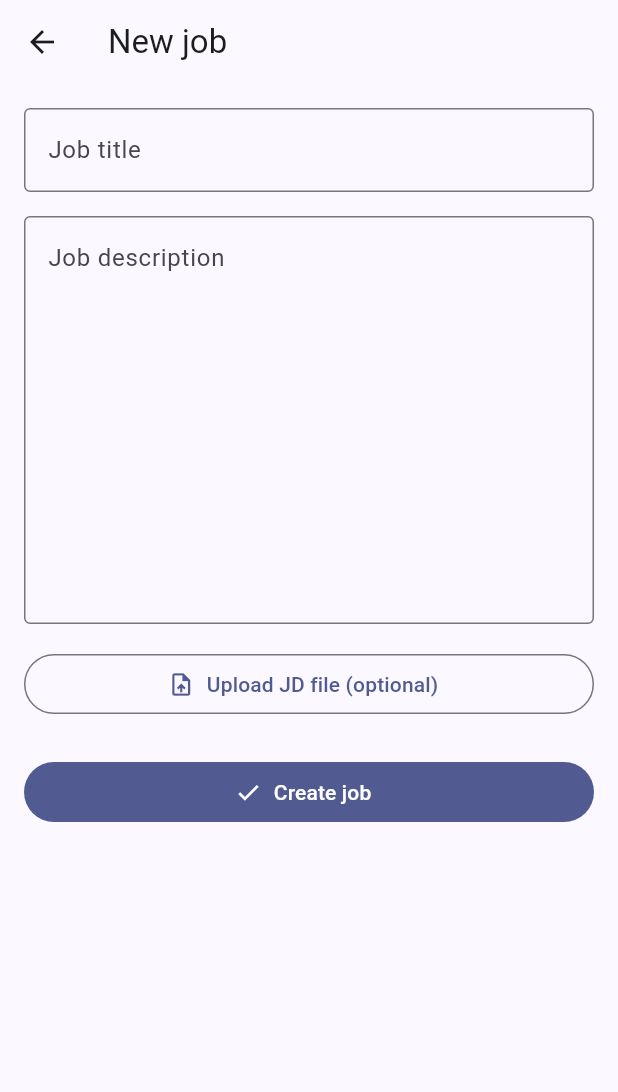
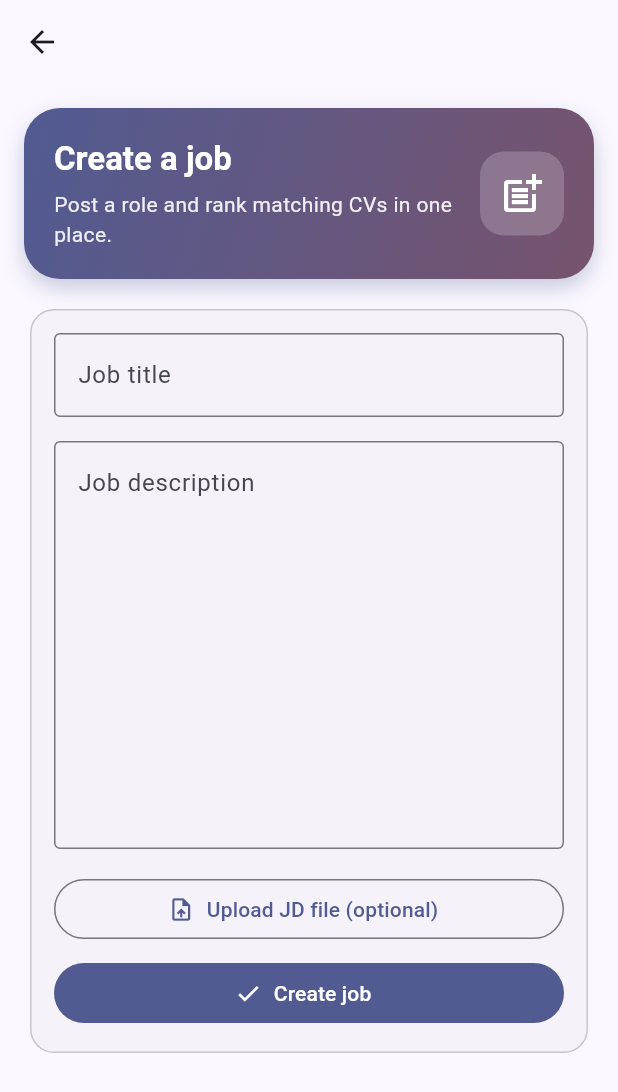
Before and after one commit to dikawardani24/recruitment-app, a Flutter app: the JobFormScreen screen opened by its route, on a phone screen of 412 x 824 dp. Shown: the top 1092 px of the screen. Run offline on Flutter 3.47's test engine with Material 3 defaults, Android fonts, the phone set to English and light mode, and no system bars; our stand-ins replace dio, file_picker, fl_chart, flutter_hooks, flutter_markdown, flutter_riverpod and 2 more; network calls fail.

Commit message:
feat: unify screen theming with gradient headers and cards

```diff
--- a/frontend/lib/screens/job_form_screen.dart
+++ b/frontend/lib/screens/job_form_screen.dart
@@ -6,6 +6,7 @@ import 'package:flutter_hooks/flutter_hooks.dart';
 import 'package:hooks_riverpod/hooks_riverpod.dart';
 
 import '../controllers/job_form_controller.dart';
+import '../widgets/gradient_header.dart';
 import '../widgets/loading_overlay.dart';
 
 class JobFormScreen extends HookConsumerWidget {
@@ -72,11 +73,25 @@ class JobFormScreen extends HookConsumerWidget {
     return Stack(
       children: [
         Scaffold(
-          appBar: AppBar(title: const Text('New job')),
+          appBar: AppBar(),
           body: Form(
             key: formKey,
             child: ListView(
               padding: const EdgeInsets.all(16),
+              children: [
+                const GradientHeader(
+                  icon: Icons.post_add,
+                  title: 'Create a job',
+                  subtitle: 'Post a role and rank matching CVs in one place.',
+                ),
+                const SizedBox(height: 16),
+                Card(
+                  elevation: 0,
+                  shape: cardShape(Theme.of(context)),
+                  child: Padding(
+                    padding: const EdgeInsets.all(16),
+                    child: Column(
+                      crossAxisAlignment: CrossAxisAlignment.stretch,
                       children: [
                         TextFormField(
                           controller: titleController,
@@ -85,7 +100,8 @@ class JobFormScreen extends HookConsumerWidget {
                             hintText: 'e.g. Senior Backend Engineer',
                             border: OutlineInputBorder(),
                           ),
-                  validator: (value) => (value == null || value.trim().isEmpty)
+                          validator: (value) =>
+                              (value == null || value.trim().isEmpty)
                                   ? 'Title is required'
                                   : null,
                         ),
@@ -105,20 +121,31 @@ class JobFormScreen extends HookConsumerWidget {
                         OutlinedButton.icon(
                           onPressed: pickJdFile,
                           icon: const Icon(Icons.upload_file),
-                  label: Text(jdFileName.value ?? 'Upload JD file (optional)'),
+                          label: Text(
+                            jdFileName.value ?? 'Upload JD file (optional)',
+                            maxLines: 1,
+                            overflow: TextOverflow.ellipsis,
                           ),
-                const SizedBox(height: 24),
+                        ),
+                        const SizedBox(height: 8),
                         FilledButton.icon(
                           onPressed: formState.submitting ? null : submit,
                           icon: formState.submitting
                               ? const SizedBox(
                                   width: 18,
                                   height: 18,
-                          child: CircularProgressIndicator(strokeWidth: 2),
+                                  child: CircularProgressIndicator(
+                                    strokeWidth: 2,
+                                  ),
                                 )
                               : const Icon(Icons.check),
-                  label:
-                      Text(formState.submitting ? 'Creating…' : 'Create job'),
+                          label: Text(
+                            formState.submitting ? 'Creating…' : 'Create job',
+                          ),
+                        ),
+                      ],
+                    ),
+                  ),
                 ),
               ],
             ),
--- /dev/null
+++ b/frontend/lib/widgets/gradient_header.dart
@@ -0,0 +1,90 @@
+import 'package:flutter/material.dart';
+
+const _avatarPalette = [
+  Color(0xFF3F51B5),
+  Color(0xFF00897B),
+  Color(0xFFD81B60),
+  Color(0xFFF57C00),
+  Color(0xFF5E35B1),
+];
+
+Color avatarColor(int index) => _avatarPalette[index % _avatarPalette.length];
+
+ShapeBorder cardShape(ThemeData theme, {double radius = 16}) =>
+    RoundedRectangleBorder(
+      borderRadius: BorderRadius.circular(radius),
+      side: BorderSide(color: theme.colorScheme.outlineVariant),
+    );
+
+class GradientHeader extends StatelessWidget {
+  final IconData icon;
+  final String title;
+  final String subtitle;
+  final Widget? trailing;
+
+  const GradientHeader({
+    super.key,
+    required this.icon,
+    required this.title,
+    required this.subtitle,
+    this.trailing,
+  });
+
+  @override
+  Widget build(BuildContext context) {
+    final theme = Theme.of(context);
+    return Container(
+      width: double.infinity,
+      padding: const EdgeInsets.all(20),
+      decoration: BoxDecoration(
+        gradient: LinearGradient(
+          begin: Alignment.topLeft,
+          end: Alignment.bottomRight,
+          colors: [theme.colorScheme.primary, theme.colorScheme.tertiary],
+        ),
+        borderRadius: BorderRadius.circular(24),
+        boxShadow: [
+          BoxShadow(
+            color: theme.colorScheme.primary.withValues(alpha: 0.3),
+            blurRadius: 12,
+            offset: const Offset(0, 6),
+          ),
+        ],
+      ),
+      child: Row(
+        children: [
+          Expanded(
+            child: Column(
+              crossAxisAlignment: CrossAxisAlignment.start,
+              children: [
+                Text(
+                  title,
+                  style: theme.textTheme.titleLarge?.copyWith(
+                    color: Colors.white,
+                    fontWeight: FontWeight.bold,
+                  ),
+                ),
+                const SizedBox(height: 6),
+                Text(
+                  subtitle,
+                  style: theme.textTheme.bodyMedium?.copyWith(
+                    color: Colors.white.withValues(alpha: 0.9),
+                  ),
+                ),
+              ],
+            ),
+          ),
+          trailing ??
+              Container(
+                padding: const EdgeInsets.all(12),
+                decoration: BoxDecoration(
+                  color: Colors.white.withValues(alpha: 0.2),
+                  borderRadius: BorderRadius.circular(16),
+                ),
+                child: Icon(icon, color: Colors.white, size: 32),
+              ),
+        ],
+      ),
+    );
+  }
+}
```
Also changed, not shown: frontend/lib/screens/job_detail_screen.dart (+66 -10 lines), frontend/lib/screens/job_list_screen.dart (+7 -80 lines), frontend/lib/screens/rankings_screen.dart (+11 -14 lines). Lines whose indentation alone changed are shown as unchanged.
